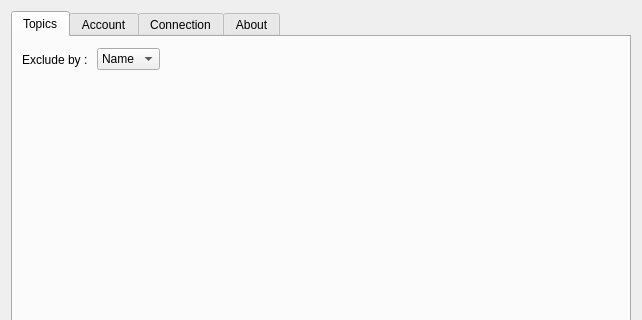
Above: form/configurationdialog.ui from vive-tennis/r3_monitoring before the change; both pictures show x 0 to 642 and y 0 to 320 of the 642 by 498 pixel window. Below: the same form after it.
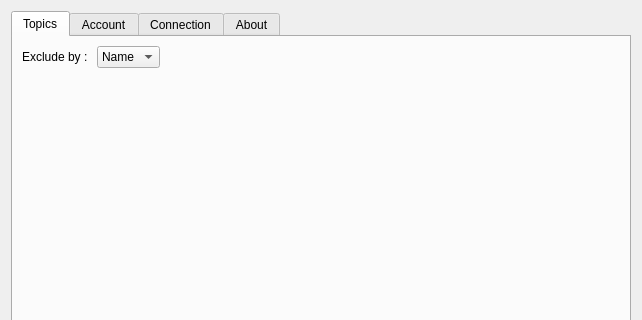
That is the form after the change. The open tabs and pages were chosen to show the change.

```diff
--- a/form/configurationdialog.ui
+++ b/form/configurationdialog.ui
@@ -23,43 +23,8 @@
       <attribute name="title">
        <string>Topics</string>
       </attribute>
-      <widget class="QFrame" name="frameTopicName">
-       <property name="geometry">
-        <rect>
-         <x>9</x>
-         <y>68</y>
-         <width>50</width>
-         <height>22</height>
-        </rect>
-       </property>
-       <layout class="QHBoxLayout" name="horizontalLayout_3">
+      <layout class="QVBoxLayout" name="verticalLayout_5">
         <item>
-         <layout class="QGridLayout" name="topicNameGridLayout"/>
-        </item>
-        <item>
-         <spacer name="horizontalSpacer_3">
-          <property name="orientation">
-           <enum>Qt::Horizontal</enum>
-          </property>
-          <property name="sizeHint" stdset="0">
-           <size>
-            <width>40</width>
-            <height>20</height>
-           </size>
-          </property>
-         </spacer>
-        </item>
-       </layout>
-      </widget>
-      <widget class="QWidget" name="">
-       <property name="geometry">
-        <rect>
-         <x>9</x>
-         <y>9</y>
-         <width>441</width>
-         <height>27</height>
-        </rect>
-       </property>
        <layout class="QHBoxLayout" name="horizontalLayout_4">
         <item>
          <widget class="QLabel" name="label_3">
@@ -96,7 +61,54 @@
          </spacer>
         </item>
        </layout>
-      </widget>
+       </item>
+       <item>
+        <widget class="QStackedWidget" name="stwTopics">
+         <property name="currentIndex">
+          <number>1</number>
+         </property>
+         <widget class="QWidget" name="pageName">
+          <layout class="QVBoxLayout" name="verticalLayout_6">
+           <item>
+            <widget class="QFrame" name="frameTopicName">
+             <layout class="QHBoxLayout" name="horizontalLayout_3">
+              <item>
+               <layout class="QGridLayout" name="topicNameGridLayout"/>
+              </item>
+              <item>
+               <spacer name="horizontalSpacer_3">
+                <property name="orientation">
+                 <enum>Qt::Horizontal</enum>
+                </property>
+                <property name="sizeHint" stdset="0">
+                 <size>
+                  <width>40</width>
+                  <height>20</height>
+                 </size>
+                </property>
+               </spacer>
+              </item>
+             </layout>
+            </widget>
+           </item>
+           <item>
+            <spacer name="verticalSpacer_3">
+             <property name="orientation">
+              <enum>Qt::Vertical</enum>
+             </property>
+             <property name="sizeHint" stdset="0">
+              <size>
+               <width>20</width>
+               <height>40</height>
+              </size>
+             </property>
+            </spacer>
+           </item>
+          </layout>
+         </widget>
+         <widget class="QWidget" name="pageType">
+          <layout class="QVBoxLayout" name="verticalLayout_7">
+           <item>
       <widget class="QFrame" name="frameTopicType">
        <property name="geometry">
         <rect>
@@ -125,6 +137,25 @@
         </item>
        </layout>
       </widget>
+           </item>
+           <item>
+            <spacer name="verticalSpacer_2">
+             <property name="orientation">
+              <enum>Qt::Vertical</enum>
+             </property>
+             <property name="sizeHint" stdset="0">
+              <size>
+               <width>20</width>
+               <height>40</height>
+              </size>
+             </property>
+            </spacer>
+           </item>
+          </layout>
+         </widget>
+        </widget>
+       </item>
+      </layout>
      </widget>
      <widget class="QWidget" name="AccountWidget">
       <attribute name="title">
```
Left out of the diff: 10 changed lines with no effect on the pictures. Lines whose indentation alone changed are shown as unchanged.
